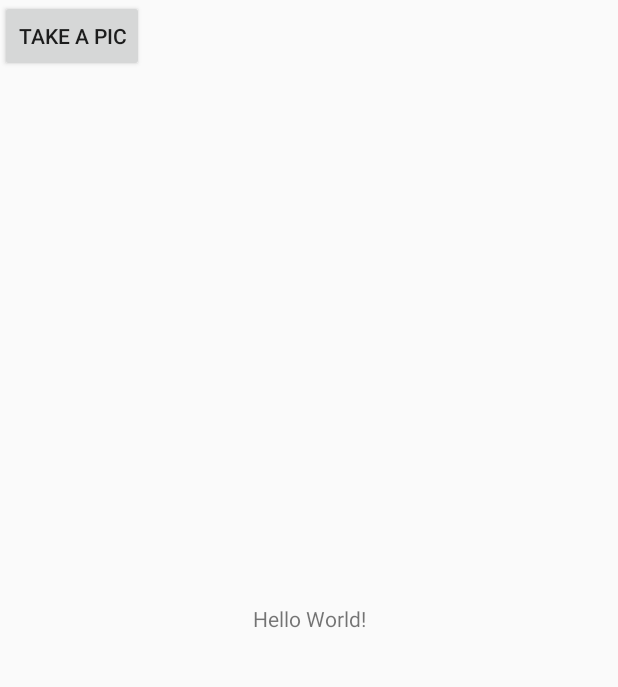
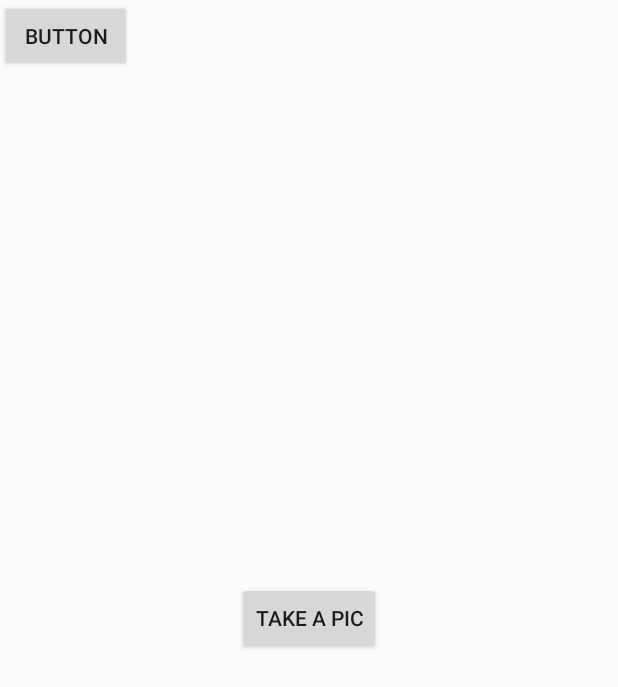
Before and after one commit to randra99/HackerSchedule, an Android app: the screen it shows after launch (MainActivity), on a phone screen of 412 x 824 dp. Shown: the top 687 px of the screen. Run offline under Robolectric (Android 15) with nearby library versions, the phone set to English and light mode, and no system bars.

Commit message:
Vlad finish your work

```diff
--- a/app/src/main/res/layout/activity_main.xml
+++ b/app/src/main/res/layout/activity_main.xml
@@ -7,6 +7,7 @@
     tools:context=".MainActivity">
 
     <TextView
+        android:id="@+id/label1"
         android:layout_width="wrap_content"
         android:layout_height="wrap_content"
         android:text="Hello World!"
@@ -20,7 +21,20 @@
         android:layout_width="wrap_content"
         android:layout_height="wrap_content"
         android:text="Take A pic"
+        app:layout_constraintBottom_toBottomOf="parent"
+        app:layout_constraintLeft_toLeftOf="parent"
+        app:layout_constraintRight_toRightOf="parent"
+        app:layout_constraintTop_toTopOf="parent"
         tools:layout_editor_absoluteX="16dp"
         tools:layout_editor_absoluteY="502dp" />
 
+    <Button
+        android:id="@+id/button2"
+        android:layout_width="wrap_content"
+        android:layout_height="wrap_content"
+        android:layout_marginBottom="8dp"
+        android:text="Button"
+        tools:layout_editor_absoluteX="parent"
+        tools:layout_editor_absoluteY="279dp" />
+
 </android.support.constraint.ConstraintLayout>
```
Also changed, not shown: app/src/main/java/com/example/wildcats/ParseJSON.java (+9 -5 lines).
